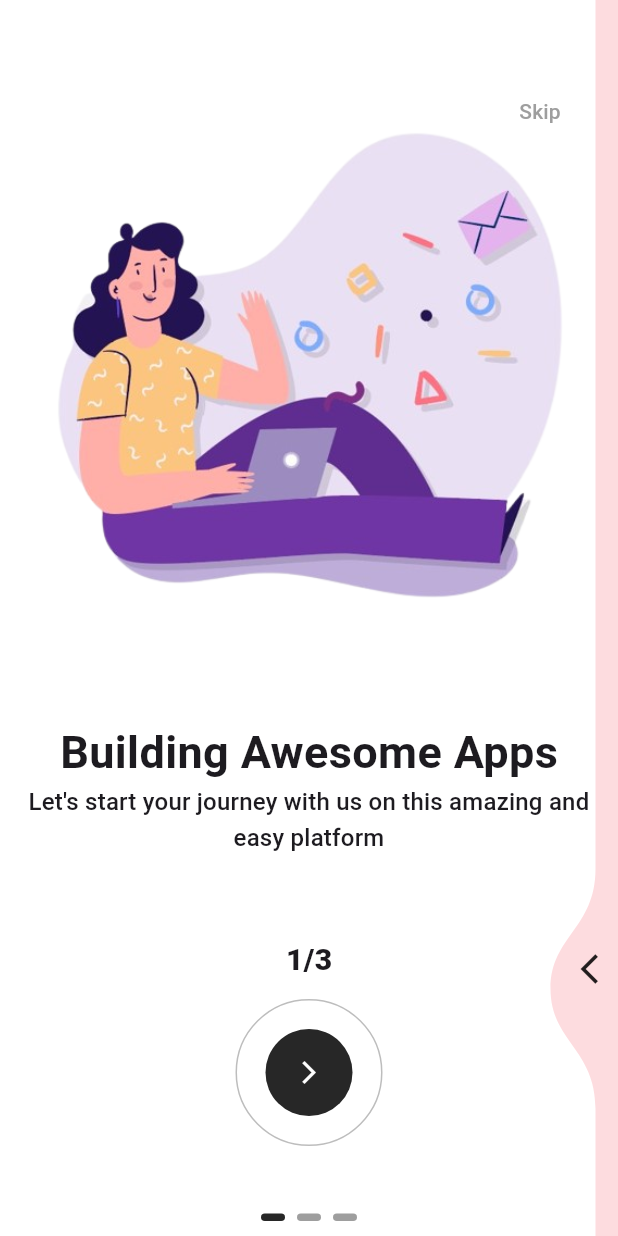
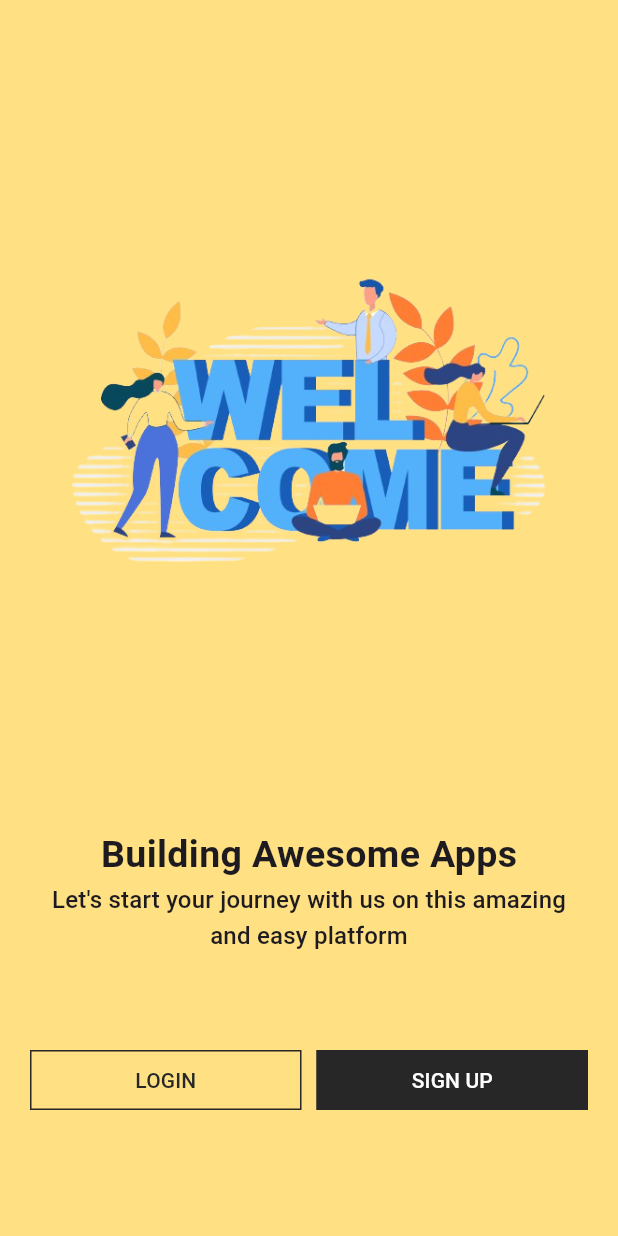
Before and after one commit to AyaIbrahim3027/Flutter-Login-App---UI-UX-Backend-Firebase-GetX-, a Flutter app: the screen it shows after launch, on a phone screen of 412 x 824 dp. Run offline on Flutter 3.47's test engine with Material 3 defaults, Android fonts, the phone set to English and light mode, and no system bars; drawn by our look-alikes of liquid_swipe, smooth_page_indicator; our stand-ins replace get.

Commit message:
create welcome screen ui

```diff
--- a/lib/features/controllers/splash_screen_controller.dart
+++ b/lib/features/controllers/splash_screen_controller.dart
@@ -1,5 +1,6 @@
 import 'package:get/get.dart';
 import 'package:login/features/screens/onboarding/onboarding_screen.dart';
+import 'package:login/features/screens/welcome/welcome_screen.dart';
 class SplashScreenController extends GetxController{
   static SplashScreenController get find => Get.find();
   RxBool animate = false.obs;
@@ -9,6 +10,6 @@ class SplashScreenController extends GetxController{
     animate.value = true;
     await Future.delayed(const Duration(milliseconds: 5000));
     // Get.to(OnBoadringScreen());
-    Get.to(() => OnBoadringScreen());
+    Get.to(() => WelcomeScreen());
   }
 }
--- a/lib/features/screens/welcome/welcome_screen.dart
+++ b/lib/features/screens/welcome/welcome_screen.dart
@@ -5,10 +5,79 @@ class WelcomeScreen extends StatelessWidget {
 
   @override
   Widget build(BuildContext context) {
-    return const Scaffold(
-      body: Center(
-        child:
-        Text("Welcome"),
+    var mediaQuery = MediaQuery.of(context);
+    var height = mediaQuery.size.height;
+    var brightness = mediaQuery.platformBrightness;
+    final isDarkMode = brightness == Brightness.dark;
+
+    return Scaffold(
+      backgroundColor:
+          isDarkMode ? const Color(0xff272727) : const Color(0xFFFFE082),
+      body: Container(
+        padding: const EdgeInsets.all(20),
+        child: Column(
+          mainAxisAlignment: MainAxisAlignment.spaceEvenly,
+          children: [
+            Image(
+              image: const AssetImage('assets/welcome.png'),
+              height: height * 0.5,
+            ),
+            Column(
+              children: [
+                const Text(
+                  'Building Awesome Apps',
+                  style: TextStyle(
+                    fontSize: 25,
+                    fontWeight: FontWeight.bold,
+                  ),
+                ),
+                Text(
+                  "Let's start your journey with us on this "
+                  "amazing and easy platform",
+                  style: Theme.of(context).textTheme.titleMedium,
+                  textAlign: TextAlign.center,
+                ),
+              ],
+            ),
+            Row(
+              children: [
+                Expanded(
+                  child: OutlinedButton(
+                    onPressed: () {},
+                    style: OutlinedButton.styleFrom(
+                      shape: const RoundedRectangleBorder(),
+                      foregroundColor: const Color(0xff272727),
+                      side: const BorderSide(
+                        color: Color(0xff272727),
+                      ),
+                      padding: const EdgeInsets.symmetric(vertical: 5),
+                    ),
+                    child: Text('Login'.toUpperCase()),
+                  ),
+                ),
+                const SizedBox(
+                  width: 10,
+                ),
+                Expanded(
+                  child: ElevatedButton(
+                    onPressed: () {},
+                    style: ElevatedButton.styleFrom(
+                      elevation: 0,
+                      shape: const RoundedRectangleBorder(),
+                      foregroundColor: Colors.white,
+                      backgroundColor: const Color(0xff272727),
+                      side: const BorderSide(
+                        color: Color(0xff272727),
+                      ),
+                      padding: const EdgeInsets.symmetric(vertical: 5),
+                    ),
+                    child: Text('Sign Up'.toUpperCase()),
+                  ),
+                ),
+              ],
+            ),
+          ],
+        ),
       ),
     );
   }
```
